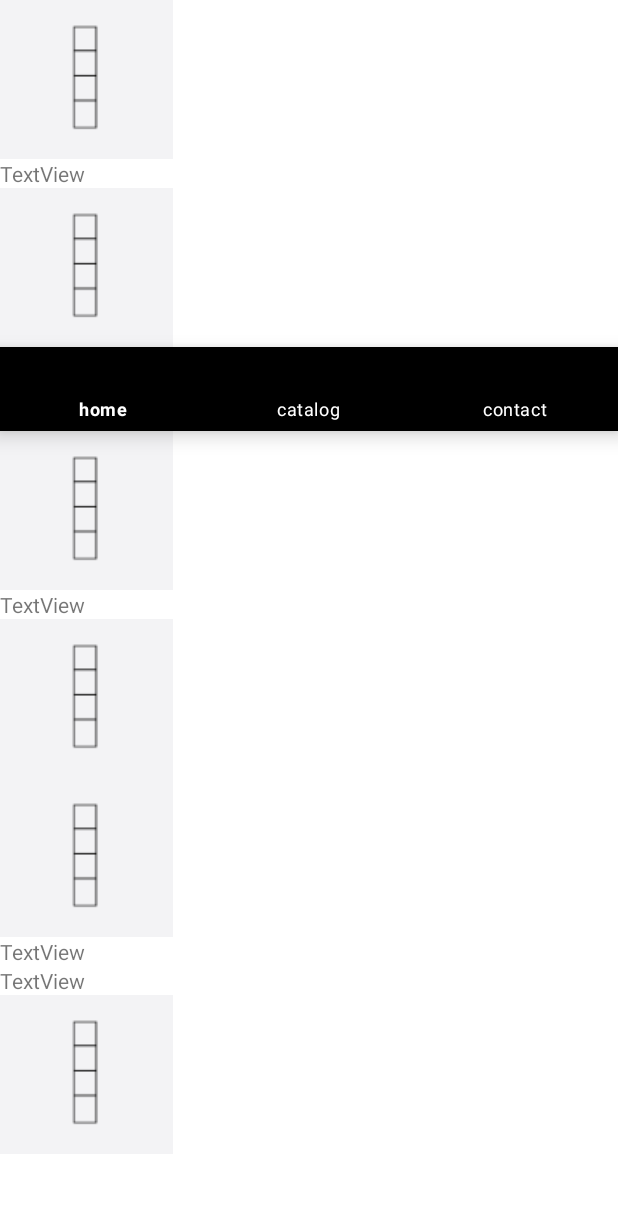
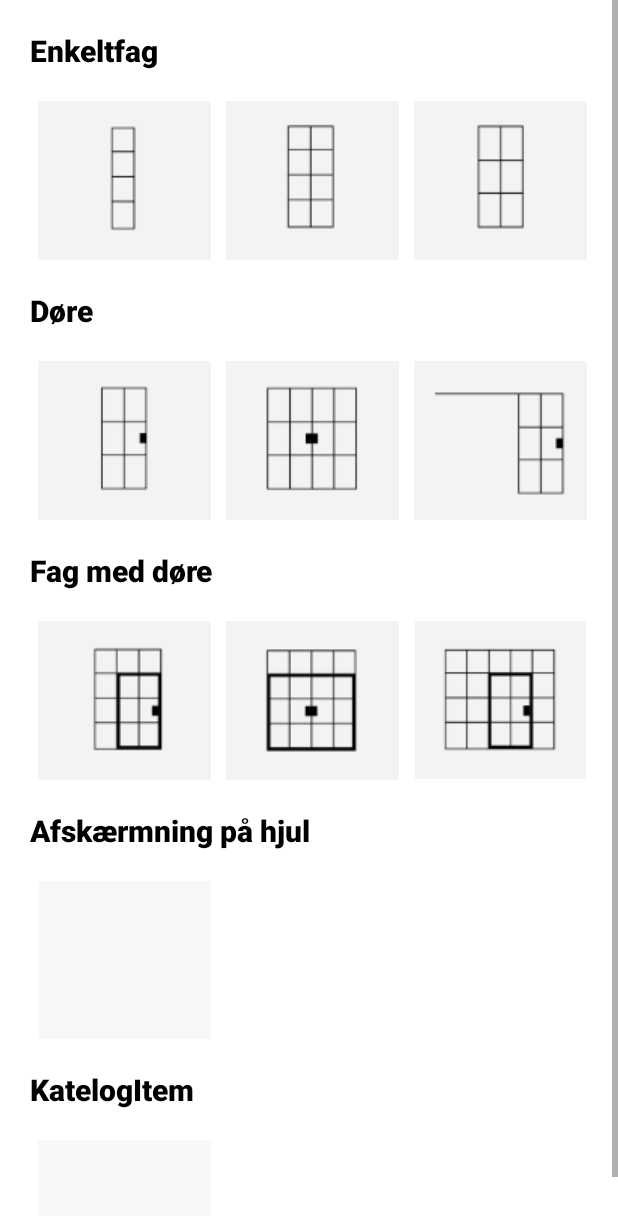
Before and after one commit to andracs/New-Yorker.dk, an Android app: the screen it shows after launch (MainActivity), after a tap on "PRODUKTKATALOG", on a phone screen of 412 x 824 dp. Shown: the top 1216 px of the screen. Run offline under Robolectric (Android 15) with nearby library versions, the phone set to English and light mode, and no system bars.

Commit message:
Design changes in productcatalog.xml: Gallery view elements added with images.

```diff
--- a/app/src/main/res/layout/productcatalog.xml
+++ b/app/src/main/res/layout/productcatalog.xml
@@ -15,74 +15,184 @@
             android:layout_height="wrap_content"
             android:orientation="vertical" >
 
+            <TextView
+                android:id="@+id/category1"
+                android:layout_width="match_parent"
+                android:layout_height="wrap_content"
+                android:fontFamily="sans-serif-black"
+                android:paddingLeft="20dp"
+                android:paddingTop="20dp"
+                android:paddingRight="20dp"
+                android:paddingBottom="20dp"
+                android:text="@string/category1"
+                android:textColor="@color/black"
+                android:textSize="20sp" />
+
+            <LinearLayout
+                android:layout_width="match_parent"
+                android:layout_height="match_parent"
+                android:layout_marginLeft="15dp"
+                android:orientation="horizontal">
+
                 <ImageView
-                android:id="@+id/imageView8"
+                    android:id="@+id/imageView1"
                     android:layout_width="115dp"
                     android:layout_height="wrap_content"
-                android:src="@drawable/test" />
+                    android:layout_marginStart="10dp"
+                    android:src="@drawable/enkeltfagimg01"
+                    android:contentDescription="TODO" />
 
+                <ImageView
+                    android:id="@+id/imageView2"
+                    android:layout_width="115dp"
+                    android:layout_height="wrap_content"
+                    android:layout_marginStart="10dp"
+                    android:src="@drawable/enkeltfagimg02" />
+
+                <ImageView
+                    android:id="@+id/imageView3"
+                    android:layout_width="115dp"
+                    android:layout_height="wrap_content"
+                    android:layout_marginStart="10dp"
+                    android:src="@drawable/enkeltfagimg03" />
+            </LinearLayout>
 
             <TextView
-                android:id="@+id/textView3"
+                android:id="@+id/category2"
                 android:layout_width="wrap_content"
                 android:layout_height="wrap_content"
-                android:text="TextView" />
+                android:fontFamily="sans-serif-black"
+                android:paddingLeft="20dp"
+                android:paddingTop="20dp"
+                android:paddingRight="20dp"
+                android:paddingBottom="20dp"
+                android:textColor="@color/black"
+                android:textSize="20sp"
+                android:text="@string/category2" />
+
+            <LinearLayout
+                android:layout_width="match_parent"
+                android:layout_height="match_parent"
+                android:layout_marginLeft="15dp"
+                android:orientation="horizontal">
+
+                <ImageView
+                    android:id="@+id/imageView4"
+                    android:layout_width="115dp"
+                    android:layout_height="wrap_content"
+                    android:layout_marginStart="10dp"
+                    android:src="@drawable/doerimg01" />
+
+                <ImageView
+                    android:id="@+id/imageView5"
+                    android:layout_width="115dp"
+                    android:layout_height="wrap_content"
+                    android:layout_marginStart="10dp"
+                    android:src="@drawable/doerimg02" />
+
+                <ImageView
+                    android:id="@+id/imageView6"
+                    android:layout_width="115dp"
+                    android:layout_height="wrap_content"
+                    android:layout_marginStart="10dp"
+                    android:src="@drawable/doerimg03" />
+            </LinearLayout>
+
+            <TextView
+                android:id="@+id/category3"
+                android:layout_width="wrap_content"
+                android:layout_height="wrap_content"
+                android:fontFamily="sans-serif-black"
+                android:paddingLeft="20dp"
+                android:paddingTop="20dp"
+                android:paddingRight="20dp"
+                android:paddingBottom="20dp"
+                android:textColor="@color/black"
+                android:textSize="20sp"
+                android:text="@string/category3" />
+
+            <LinearLayout
+                android:layout_width="match_parent"
+                android:layout_height="match_parent"
+                android:layout_marginLeft="15dp"
+                android:orientation="horizontal">
 
                 <ImageView
                     android:id="@+id/imageView7"
                     android:layout_width="115dp"
                     android:layout_height="wrap_content"
-                android:src="@drawable/test" />
+                    android:layout_marginStart="10dp"
+                    android:src="@drawable/fagmdoerimg01" />
 
-            <com.google.android.material.bottomnavigation.BottomNavigationView
-                android:id="@+id/bottom_navigation"
+                <ImageView
+                    android:id="@+id/imageView8"
+                    android:layout_width="115dp"
+                    android:layout_height="wrap_content"
+                    android:layout_marginStart="10dp"
+                    android:src="@drawable/fagmdoerimg02" />
+
+                <ImageView
+                    android:id="@+id/imageView9"
+                    android:layout_width="115dp"
+                    android:layout_height="wrap_content"
+                    android:layout_marginStart="10dp"
+                    android:src="@drawable/fagmdoerimg03" />
+            </LinearLayout>
+
+            <TextView
+                android:id="@+id/category"
                 android:layout_width="match_parent"
                 android:layout_height="wrap_content"
-                android:background="#000000"
-                app:itemTextColor="#FFFFFF"
-                app:menu="@menu/bottom_navigation_menu" />
+                android:fontFamily="sans-serif-black"
+                android:paddingLeft="20dp"
+                android:paddingTop="20dp"
+                android:paddingRight="20dp"
+                android:paddingBottom="20dp"
+                android:text="@string/category4"
+                android:textColor="@color/black"
+                android:textSize="20sp" />
+
+            <LinearLayout
+                android:layout_width="match_parent"
+                android:layout_height="match_parent"
+                android:layout_marginLeft="15dp"
+                android:orientation="horizontal">
 
                 <ImageView
                     android:id="@+id/imageView10"
                     android:layout_width="115dp"
                     android:layout_height="wrap_content"
-                android:src="@drawable/test" />
+                    android:layout_marginStart="10dp"
+                    android:src="@drawable/empty" />
+            </LinearLayout>
 
             <TextView
-                android:id="@+id/textView4"
-                android:layout_width="wrap_content"
+                android:id="@+id/category5"
+                android:layout_width="match_parent"
                 android:layout_height="wrap_content"
-                android:text="TextView" />
+                android:fontFamily="sans-serif-black"
+                android:paddingLeft="20dp"
+                android:paddingTop="20dp"
+                android:paddingRight="20dp"
+                android:paddingBottom="20dp"
+                android:text="@string/category5"
+                android:textColor="@color/black"
+                android:textSize="20sp" />
+
+            <LinearLayout
+                android:layout_width="match_parent"
+                android:layout_height="match_parent"
+                android:layout_marginLeft="15dp"
+                android:orientation="horizontal">
 
                 <ImageView
-                android:id="@+id/imageView5"
+                    android:id="@+id/imageView11"
                     android:layout_width="115dp"
                     android:layout_height="wrap_content"
-                android:src="@drawable/test" />
+                    android:layout_marginStart="10dp"
+                    android:src="@drawable/empty" />
+            </LinearLayout>
 
-            <ImageView
-                android:id="@+id/imageView6"
-                android:layout_width="115dp"
-                android:layout_height="wrap_content"
-                android:src="@drawable/test" />
-
-            <TextView
-                android:id="@+id/textView"
-                android:layout_width="wrap_content"
-                android:layout_height="wrap_content"
-                android:text="TextView" />
-
-            <TextView
-                android:id="@+id/textView2"
-                android:layout_width="wrap_content"
-                android:layout_height="wrap_content"
-                android:text="TextView" />
-
-            <ImageView
-                android:id="@+id/imageView9"
-                android:layout_width="115dp"
-                android:layout_height="wrap_content"
-                android:src="@drawable/test" />
         </LinearLayout>
     </ScrollView>
 
--- a/app/src/main/res/values/strings.xml
+++ b/app/src/main/res/values/strings.xml
@@ -1,16 +1,19 @@
 <resources>
     <string name="app_name">New-Yorker.dk</string>
     <string name="button">Button</string>
-    <string name="buttomNavigationIconLabelHome">home</string>
-    <string name="buttomNavigationIconLabelCatalog">catalog</string>
-    <string name="buttomNavigationIconLabelContact">contact</string>
+    <string name="buttomNavigationIconLabelHome">Home</string>
+    <string name="buttomNavigationIconLabelCatalog">Catalog</string>
+    <string name="buttomNavigationIconLabelContact">Contact</string>
 
     <string name="contentLogo">Logo New-Yorker</string>
     <string name="contentBackgroundImg">Background image</string>
     <string name="productCatalogButton">Produktkatalog</string>
     <string name="contactButton">Kontakt New-Yorker</string>
 
-
-
+    <string name="category1">Enkeltfag</string>
+    <string name="category2">Døre</string>
+    <string name="category3">Fag med døre</string>
+    <string name="category4">Afskærmning på hjul</string>
+    <string name="category5">KatelogItem</string>
 
 </resources>
```
Also changed, not shown: app/src/main/res/drawable/doerimg01.png (added), app/src/main/res/drawable/doerimg02.png (added), app/src/main/res/drawable/doerimg03.png (added), app/src/main/res/drawable/empty.png (added), app/src/main/res/drawable/enkeltfagimg01.png (added), app/src/main/res/drawable/enkeltfagimg02.png (added), app/src/main/res/drawable/enkeltfagimg03.png (added), app/src/main/res/drawable/fagmdoerimg01.png (added), app/src/main/res/drawable/fagmdoerimg02.png (added), app/src/main/res/drawable/fagmdoerimg03.png (added), app/src/main/res/drawable/fagmdoerimg04.png (added). Lines whose indentation alone changed are shown as unchanged.
